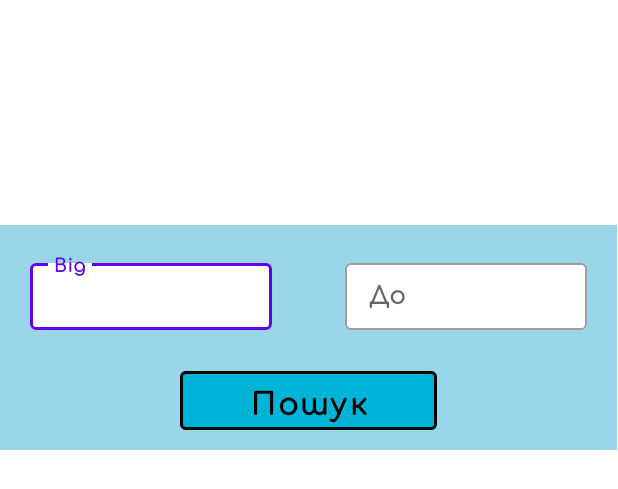
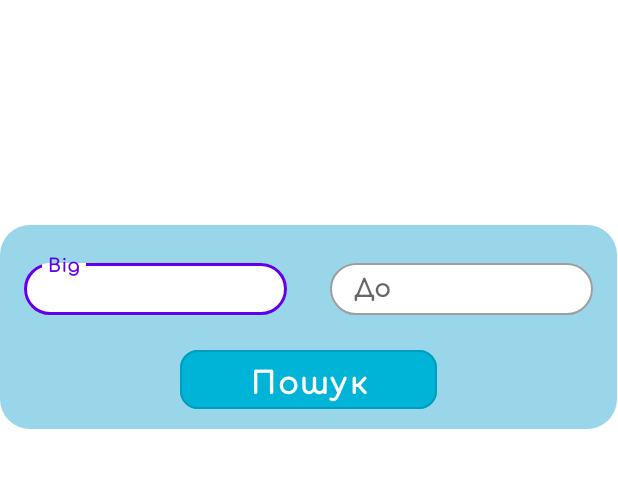
Before and after one commit to AndriyBarskyi/Free_Will, an Android app: the layout search_popup.xml on its own in the app's theme, with its tools: preview values and no code run, on a phone screen of 412 x 824 dp. Shown: the top 489 px of the screen. Run offline under Robolectric (Android 15) with nearby library versions, the phone set to English and light mode, and no system bars.

Commit message:
rounded corners

```diff
--- /dev/null
+++ b/app/src/main/res/drawable/ic_rounded_layout_corners.xml
@@ -0,0 +1,6 @@
+<?xml version="1.0" encoding="UTF-8"?>
+<shape xmlns:android="http://schemas.android.com/apk/res/android">
+    <solid android:color="@color/main_pale_blue"/>
+    <corners android:radius="20dp"/>
+    <padding android:left="0dp" android:top="0dp" android:right="0dp" android:bottom="0dp" />
+</shape>
--- a/app/src/main/res/layout/search_popup.xml
+++ b/app/src/main/res/layout/search_popup.xml
@@ -1,10 +1,10 @@
 <?xml version="1.0" encoding="utf-8"?>
 <RelativeLayout xmlns:android="http://schemas.android.com/apk/res/android"
     android:layout_width="411dp"
-    android:layout_height="150dp"
+    android:layout_height="136dp"
     xmlns:app="http://schemas.android.com/apk/res-auto"
     android:layout_marginTop="150dp"
-    android:background="@color/main_pale_blue">
+    android:background="@drawable/ic_rounded_layout_corners">
 
     <Button
         android:id="@+id/searchFromToButton"
@@ -21,41 +21,47 @@
         android:fontFamily="@font/comfortaa"
         android:text="@string/search"
         android:textAllCaps="false"
-        android:textColor="@color/black"
+        android:textColor="@color/white"
         android:textSize="20sp"
         android:textStyle="bold"
-        app:strokeColor="@color/black"
-        app:strokeWidth="2dp">
-    </Button>
+        app:cornerRadius="12dp"/>
 
     <com.google.android.material.textfield.TextInputLayout
         style="@style/Widget.MaterialComponents.TextInputLayout.OutlinedBox"
         android:layout_width="240dp"
-        android:layout_height="50dp"
-        android:layout_marginStart="20dp"
+        android:layout_height="40dp"
+        android:layout_marginStart="16dp"
         android:layout_marginTop="20dp"
-        android:layout_marginEnd="230dp"
+        android:layout_marginEnd="220dp"
         app:boxBackgroundColor="@color/white"
         app:boxStrokeErrorColor="@color/red"
-        app:strokeColor="@color/black">
+        app:strokeColor="@color/black"
+        app:boxCornerRadiusBottomEnd="20dp"
+        app:boxCornerRadiusTopEnd="20dp"
+        app:boxCornerRadiusBottomStart="20dp"
+        app:boxCornerRadiusTopStart="20dp">
 
         <com.google.android.material.textfield.TextInputEditText
             android:layout_width="match_parent"
             android:layout_height="match_parent"
             android:fontFamily="@font/comfortaa"
             android:hint="@string/from"
-            android:textStyle="bold" />
+            android:textStyle="bold"/>
     </com.google.android.material.textfield.TextInputLayout>
 
     <com.google.android.material.textfield.TextInputLayout
         style="@style/Widget.MaterialComponents.TextInputLayout.OutlinedBox"
         android:layout_width="240dp"
-        android:layout_height="50dp"
-        android:layout_marginStart="230dp"
-        android:layout_marginEnd="20dp"
+        android:layout_height="40dp"
+        android:layout_marginStart="220dp"
+        android:layout_marginEnd="16dp"
         android:layout_marginTop="20dp"
         app:boxBackgroundColor="@color/white"
-        app:boxStrokeErrorColor="@color/red">
+        app:boxStrokeErrorColor="@color/red"
+        app:boxCornerRadiusBottomEnd="20dp"
+        app:boxCornerRadiusTopEnd="20dp"
+        app:boxCornerRadiusBottomStart="20dp"
+        app:boxCornerRadiusTopStart="20dp">
 
         <com.google.android.material.textfield.TextInputEditText
 
--- a/build.gradle
+++ b/build.gradle
@@ -14,8 +14,8 @@ buildscript {
 }
 
 plugins {
-    id 'com.android.application' version '7.1.2' apply false
-    id 'com.android.library' version '7.1.2' apply false
+    id 'com.android.application' version '7.1.3' apply false
+    id 'com.android.library' version '7.1.3' apply false
     id 'org.jetbrains.kotlin.android' version '1.5.30' apply false
 }
 
```
